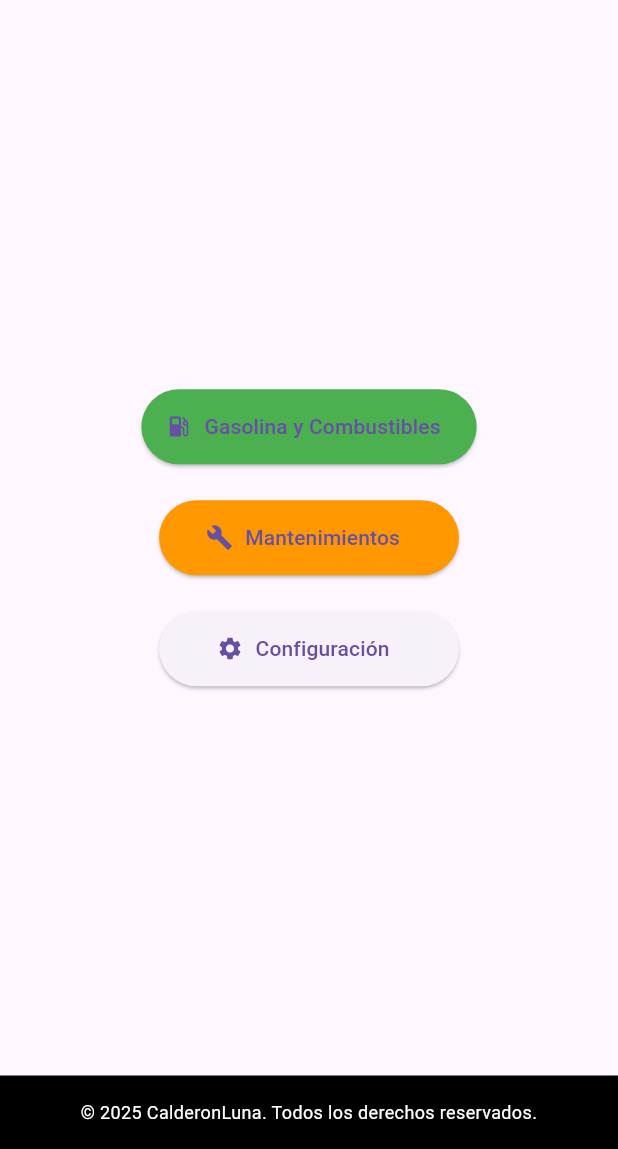
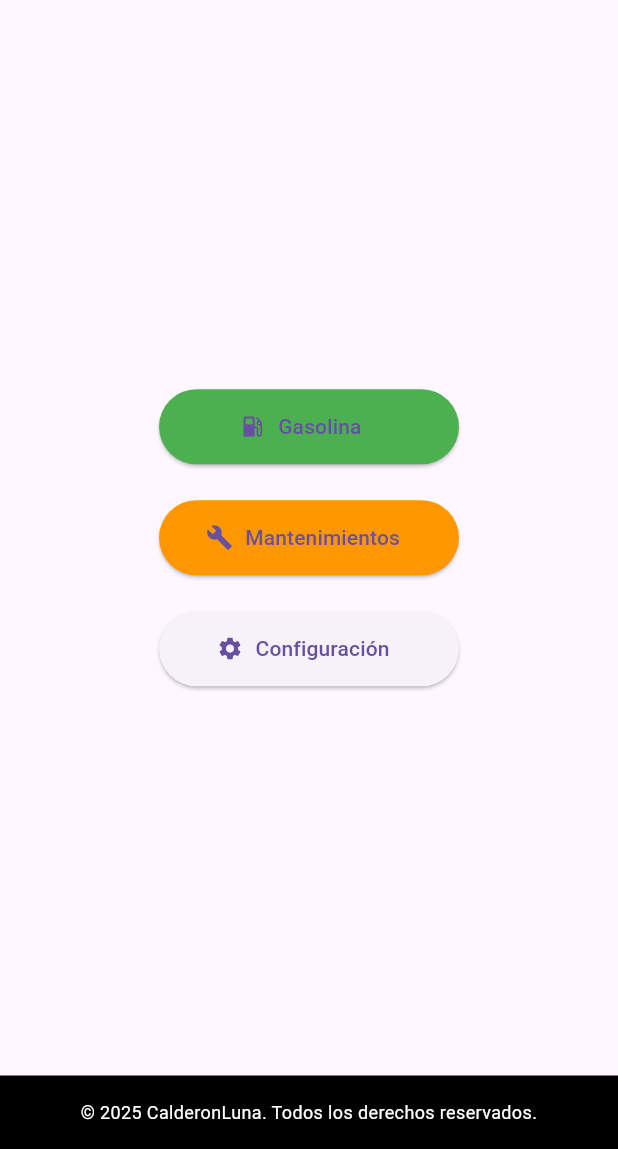
Before and after one commit to RamiroCalderonG/clpwa, a Flutter app: the screen it shows after launch, on a phone screen of 412 x 824 dp, the part 87-1236 px from its top. Run offline on Flutter 3.47's test engine with Material 3 defaults, Android fonts, the light colour scheme and no system bars; our stand-ins replace cloud_firestore, firebase_auth, firebase_core, google_sign_in; accounts and stored records are empty; statements that could not run were skipped.

Commit message:
cambio pequeño 4 para probar deploy

```diff
--- a/lib/views/home_view.dart
+++ b/lib/views/home_view.dart
@@ -11,7 +11,7 @@ class HomeView extends StatelessWidget {
         children: [
           ElevatedButton.icon(
             icon: const Icon(Icons.local_gas_station),
-            label: const Text('Gasolina y Combustibles'),
+            label: const Text('Gasolina '),
             style: ElevatedButton.styleFrom(
               minimumSize: const Size(200, 50),
               backgroundColor: Colors.green,
```
Also changed, not shown: 2 other files.
